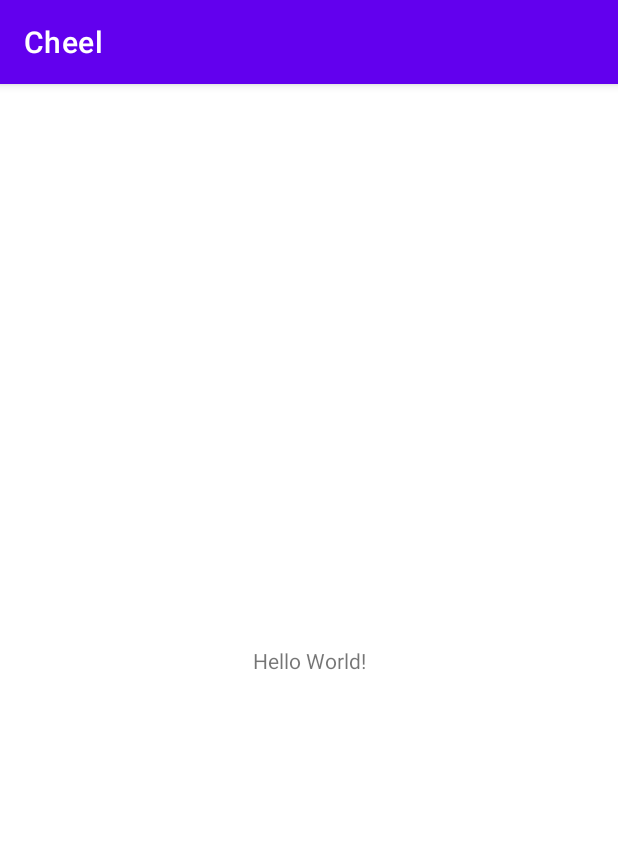
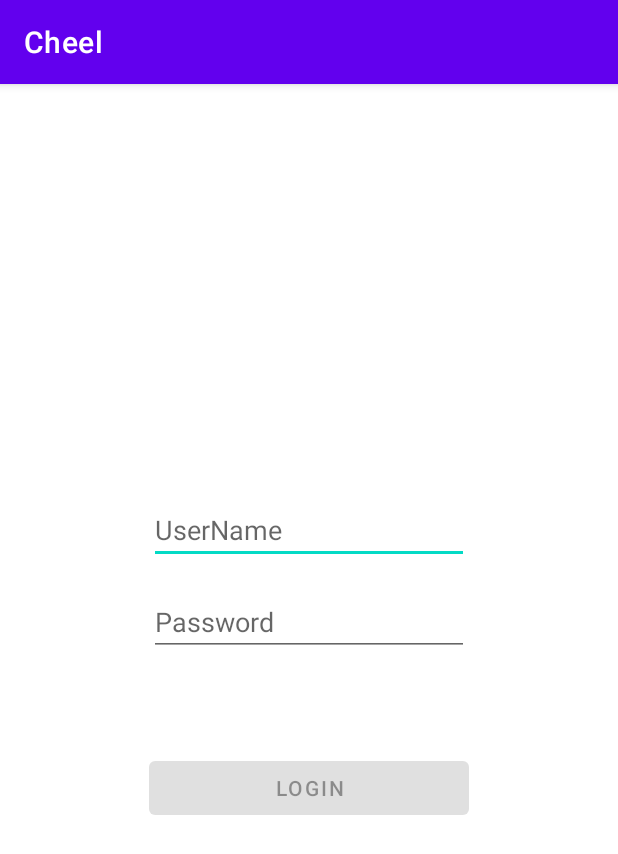
Before and after one commit to coding-factory-classrooms/android-m1-project-music-2021-android-m1-groupe-5, an Android app: the screen it shows after launch (MainActivity), on a phone screen of 412 x 824 dp. Shown: the top 854 px of the screen. Run offline under Robolectric (Android 15) with nearby library versions, the phone set to English and light mode, and no system bars.

Commit message:
[Story 1] Done

```diff
--- a/app/src/main/AndroidManifest.xml
+++ b/app/src/main/AndroidManifest.xml
@@ -1,6 +1,8 @@
 <?xml version="1.0" encoding="utf-8"?>
 <manifest xmlns:android="http://schemas.android.com/apk/res/android"
     package="digital.leax.cheel">
+
+    <uses-permission android:name="android.permission.INTERNET" />
 
     <application
         android:allowBackup="true"
@@ -8,7 +10,8 @@
         android:label="@string/app_name"
         android:roundIcon="@mipmap/ic_launcher_round"
         android:supportsRtl="true"
-        android:theme="@style/Theme.Cheel">
+        android:theme="@style/Theme.Cheel"
+        android:usesCleartextTraffic="true">
         <activity android:name=".MainActivity">
             <intent-filter>
                 <action android:name="android.intent.action.MAIN" />
--- /dev/null
+++ b/app/src/main/java/digital/leax/cheel/api/ApiMappers.kt
@@ -0,0 +1 @@
+package digital.leax.cheel.api
--- /dev/null
+++ b/app/src/main/java/digital/leax/cheel/api/MusicDBApi.kt
@@ -0,0 +1,14 @@
+package digital.leax.cheel.api
+
+import retrofit2.Call
+import retrofit2.http.Body
+import retrofit2.http.POST
+
+
+interface MusicDBApi {
+
+    @POST("api-token-auth/")
+    fun postAuth(
+        @Body cred: ApiCredentials
+    ): Call<ApiAuthTokenWrapper>
+}
--- /dev/null
+++ b/app/src/main/java/digital/leax/cheel/login/LoginFragment.kt
@@ -0,0 +1,82 @@
+package digital.leax.cheel.login
+
+
+import android.content.Intent
+import android.os.Bundle
+import android.view.LayoutInflater
+import android.view.View
+import android.view.ViewGroup
+import android.widget.Toast
+import androidx.core.widget.doAfterTextChanged
+import androidx.fragment.app.Fragment
+import androidx.fragment.app.viewModels
+import androidx.lifecycle.Observer
+import digital.leax.cheel.databinding.FragmentLoginBinding
+
+private const val TAG = "MoviesApp"
+
+class LoginFragment : Fragment() {
+
+    private val model: LoginViewModel by viewModels()
+    private lateinit var binding: FragmentLoginBinding
+
+    override fun onCreateView(
+        inflater: LayoutInflater,
+        container: ViewGroup?,
+        savedInstanceState: Bundle?
+    ): View {
+        binding = FragmentLoginBinding.inflate(inflater, container, false)
+        return binding.root
+    }
+
+    override fun onViewCreated(view: View, savedInstanceState: Bundle?) {
+        super.onViewCreated(view, savedInstanceState)
+
+        model.getState().observe(viewLifecycleOwner, Observer { updateUi(it!!) })
+
+        binding.loginButton.setOnClickListener {
+            model.login(binding.login.text.toString(), binding.password.text.toString())
+        }
+
+        binding.login.doAfterTextChanged {
+            model.UpdateLogin(
+                binding.login.text.toString(),
+                binding.password.text.toString()
+            )
+        }
+        binding.password.doAfterTextChanged {
+            model.UpdateLogin(
+                binding.login.text.toString(),
+                binding.password.text.toString()
+            )
+        }
+
+        model.UpdateLogin(
+            binding.login.text.toString(),
+            binding.password.text.toString()
+        )
+
+    }
+
+    private fun updateUi(state: LoginViewModelState) {
+        when (state) {
+            LoginViewModelState.Success -> {
+                binding.loginButton.isEnabled = state.loginButtonEnable
+                Toast.makeText(context, "GOOD", Toast.LENGTH_SHORT).show()
+                goToMainApp()
+            }
+            is LoginViewModelState.Failure -> {
+                binding.loginButton.isEnabled = state.loginButtonEnable
+                Toast.makeText(context, state.errorMessage, Toast.LENGTH_SHORT).show()
+            }
+            is LoginViewModelState.UpdateLogin -> {
+                binding.loginButton.isEnabled = state.loginButtonEnable
+            }
+        }
+    }
+
+    private fun goToMainApp() {
+
+    }
+
+}
--- /dev/null
+++ b/app/src/main/java/digital/leax/cheel/login/LoginViewModel.kt
@@ -0,0 +1,95 @@
+package digital.leax.cheel.login
+
+import android.util.Log
+import androidx.lifecycle.LiveData
+import androidx.lifecycle.MutableLiveData
+import androidx.lifecycle.ViewModel
+import digital.leax.cheel.api.ApiAuthTokenWrapper
+import digital.leax.cheel.api.ApiCredentials
+import digital.leax.cheel.api.MusicDBApi
+import okhttp3.OkHttpClient
+import okhttp3.logging.HttpLoggingInterceptor
+import retrofit2.Call
+import retrofit2.Callback
+import retrofit2.Response
+import retrofit2.Retrofit
+import retrofit2.converter.moshi.MoshiConverterFactory
+import kotlin.math.log
+
+private const val TAG = "LoginViewModel"
+
+
+sealed class LoginViewModelState(
+    open val errorMessage: String = "",
+    open val loginButtonEnable: Boolean = false
+) {
+    object Loading : LoginViewModelState()
+    object Success : LoginViewModelState()
+    data class UpdateLogin(override val loginButtonEnable: Boolean) :
+        LoginViewModelState(loginButtonEnable = loginButtonEnable)
+    data class Failure(override val errorMessage: String) :
+        LoginViewModelState(errorMessage = errorMessage, loginButtonEnable = true)
+}
+
+class LoginViewModel : ViewModel() {
+
+
+    private val api: MusicDBApi
+
+    init {
+        // WARNING
+        // This init should be done ONCE in the app
+        // Application class is a good place
+        val logging = HttpLoggingInterceptor()
+        logging.level = HttpLoggingInterceptor.Level.BODY
+
+        val client = OkHttpClient.Builder()
+            .addInterceptor(logging)
+            .build()
+
+        val retrofit = Retrofit.Builder()
+            .baseUrl("https://music.gryt.tech/")
+            .client(client)
+            .addConverterFactory(MoshiConverterFactory.create())
+            .build()
+
+        api = retrofit.create(MusicDBApi::class.java)
+    }
+
+    private val state = MutableLiveData<LoginViewModelState>()
+    fun getState(): LiveData<LoginViewModelState> = state
+
+    fun login(login: String, password: String) {
+        state.value = LoginViewModelState.Loading
+
+
+//        val call = api.postAuth(ApiCredentials(username = "groupe5", password = "C1gbOcE0w5"))
+        val call = api.postAuth(ApiCredentials(username = login, password = password))
+        call.enqueue(object : Callback<ApiAuthTokenWrapper> {
+            override fun onResponse(
+                call: Call<ApiAuthTokenWrapper>,
+                response: Response<ApiAuthTokenWrapper>
+            ) {
+                val res = response.body()
+                if (res == null){
+                    state.value = LoginViewModelState.Failure("Invalid credential")
+                }else {
+                    state.value = LoginViewModelState.Success
+                }
+            }
+
+            override fun onFailure(call: Call<ApiAuthTokenWrapper>, t: Throwable) {
+                Log.d(TAG, "onFailure: FAIL")
+                state.value = LoginViewModelState.Failure("Error on datebase resquest")
+
+            }
+
+        })
+    }
+
+    fun UpdateLogin(login: String, password: String) {
+        val buttonEnabled = login.isNotBlank() && password.isNotBlank()
+        state.value = LoginViewModelState.UpdateLogin(buttonEnabled)
+    }
+
+}
--- a/app/src/main/res/layout/activity_main.xml
+++ b/app/src/main/res/layout/activity_main.xml
@@ -6,13 +6,16 @@
     android:layout_height="match_parent"
     tools:context=".MainActivity">
 
-    <TextView
-        android:layout_width="wrap_content"
-        android:layout_height="wrap_content"
-        android:text="Hello World!"
+    <androidx.fragment.app.FragmentContainerView
+        android:id="@+id/nav_host_fragment"
+        android:name="androidx.navigation.fragment.NavHostFragment"
+        android:layout_width="0dp"
+        android:layout_height="0dp"
+        app:defaultNavHost="true"
         app:layout_constraintBottom_toBottomOf="parent"
         app:layout_constraintLeft_toLeftOf="parent"
         app:layout_constraintRight_toRightOf="parent"
-        app:layout_constraintTop_toTopOf="parent" />
+        app:layout_constraintTop_toTopOf="parent"
+        app:navGraph="@navigation/nav_graph" />
 
 </androidx.constraintlayout.widget.ConstraintLayout>
--- a/app/src/main/res/layout/fragment_login.xml
+++ b/app/src/main/res/layout/fragment_login.xml
@@ -6,59 +6,44 @@
     android:layout_height="match_parent"
     tools:context=".login.LoginFragment">
 
-    <ImageView
-        android:id="@+id/imageView"
-        android:layout_width="wrap_content"
-        android:layout_height="200dp"
-        app:layout_constraintEnd_toEndOf="parent"
-        app:layout_constraintStart_toStartOf="parent"
-        app:layout_constraintTop_toTopOf="parent"
-        tools:src="@tools:sample/backgrounds/scenic" />
-
     <EditText
-        android:id="@+id/emailEditText"
-        android:layout_width="wrap_content"
-        android:layout_height="wrap_content"
-        android:layout_marginTop="91dp"
-        android:ems="10"
-        android:hint="Your email"
-        android:inputType="textEmailAddress"
-        app:layout_constraintEnd_toEndOf="parent"
-        app:layout_constraintStart_toStartOf="parent"
-        app:layout_constraintTop_toBottomOf="@+id/imageView" />
-
-    <EditText
-        android:id="@+id/passwordEditText"
+        android:id="@+id/login"
         android:layout_width="wrap_content"
         android:layout_height="wrap_content"
         android:ems="10"
-        android:hint="Your password"
+        android:hint="UserName"
+        android:inputType="textPersonName"
+        app:layout_constraintBottom_toTopOf="@+id/password"
+        app:layout_constraintEnd_toEndOf="parent"
+        app:layout_constraintHorizontal_bias="0.5"
+        app:layout_constraintStart_toStartOf="parent"
+        app:layout_constraintTop_toTopOf="parent"
+        app:layout_constraintVertical_chainStyle="packed"/>
+
+    <EditText
+        android:id="@+id/password"
+        android:layout_width="wrap_content"
+        android:layout_height="wrap_content"
+        android:layout_marginTop="16dp"
+        android:ems="10"
+        android:hint="Password"
         android:inputType="textPassword"
-        app:layout_constraintEnd_toEndOf="parent"
-        app:layout_constraintStart_toStartOf="parent"
-        app:layout_constraintTop_toBottomOf="@+id/emailEditText" />
+        app:layout_constraintBottom_toTopOf="@+id/loginButton"
+        app:layout_constraintEnd_toEndOf="@+id/login"
+        app:layout_constraintHorizontal_bias="0.5"
+        app:layout_constraintStart_toStartOf="@+id/login"
+        app:layout_constraintTop_toBottomOf="@+id/login" />
 
     <Button
         android:id="@+id/loginButton"
-        android:layout_width="wrap_content"
+        android:layout_width="0dp"
         android:layout_height="wrap_content"
-        android:layout_marginTop="8dp"
+        android:layout_marginTop="64dp"
         android:text="Login"
-        app:layout_constraintEnd_toEndOf="parent"
-        app:layout_constraintStart_toStartOf="parent"
-        app:layout_constraintTop_toBottomOf="@+id/passwordEditText" />
-
-    <TextView
-        android:id="@+id/errorMessageTextView"
-        android:layout_width="wrap_content"
-        android:layout_height="wrap_content"
-        android:textColor="#D81C1C"
-        android:visibility="invisible"
         app:layout_constraintBottom_toBottomOf="parent"
-        app:layout_constraintEnd_toEndOf="parent"
-        app:layout_constraintStart_toStartOf="parent"
-        app:layout_constraintTop_toBottomOf="@+id/loginButton"
-        tools:text="Oops ! Something weng wrong"
-        tools:visibility="visible" />
+        app:layout_constraintEnd_toEndOf="@+id/password"
+        app:layout_constraintHorizontal_bias="0.5"
+        app:layout_constraintStart_toStartOf="@+id/password"
+        app:layout_constraintTop_toBottomOf="@+id/password" />
 
 </androidx.constraintlayout.widget.ConstraintLayout>
--- a/app/src/main/res/navigation/nav_graph.xml
+++ b/app/src/main/res/navigation/nav_graph.xml
@@ -1,6 +1,13 @@
 <?xml version="1.0" encoding="utf-8"?>
 <navigation xmlns:android="http://schemas.android.com/apk/res/android"
              xmlns:app="http://schemas.android.com/apk/res-auto"
-             android:id="@+id/nav_graph">
+    xmlns:tools="http://schemas.android.com/tools"
+    android:id="@+id/nav_graph"
+    app:startDestination="@id/loginFragment">
 
+    <fragment
+        android:id="@+id/loginFragment"
+        android:name="digital.leax.cheel.login.LoginFragment"
+        android:label="fragment_login"
+        tools:layout="@layout/fragment_login" />
 </navigation>
```
Also changed, not shown: app/src/main/java/digital/leax/cheel/HomeFragment.kt (deleted, +0 -59 lines), app/src/main/java/digital/leax/cheel/Models.kt (+3 -21 lines), app/src/main/java/digital/leax/cheel/api/ApiModels.kt (added, +14 -0 lines), app/src/main/res/layout/fragment_home.xml (deleted, +0 -14 lines).
